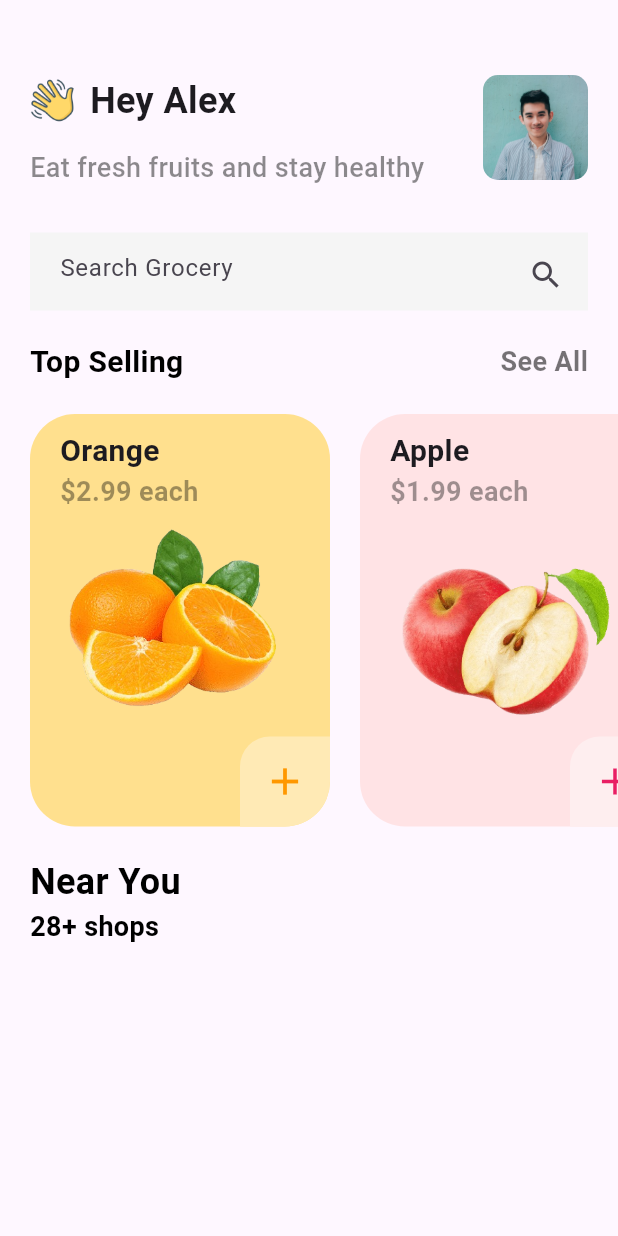
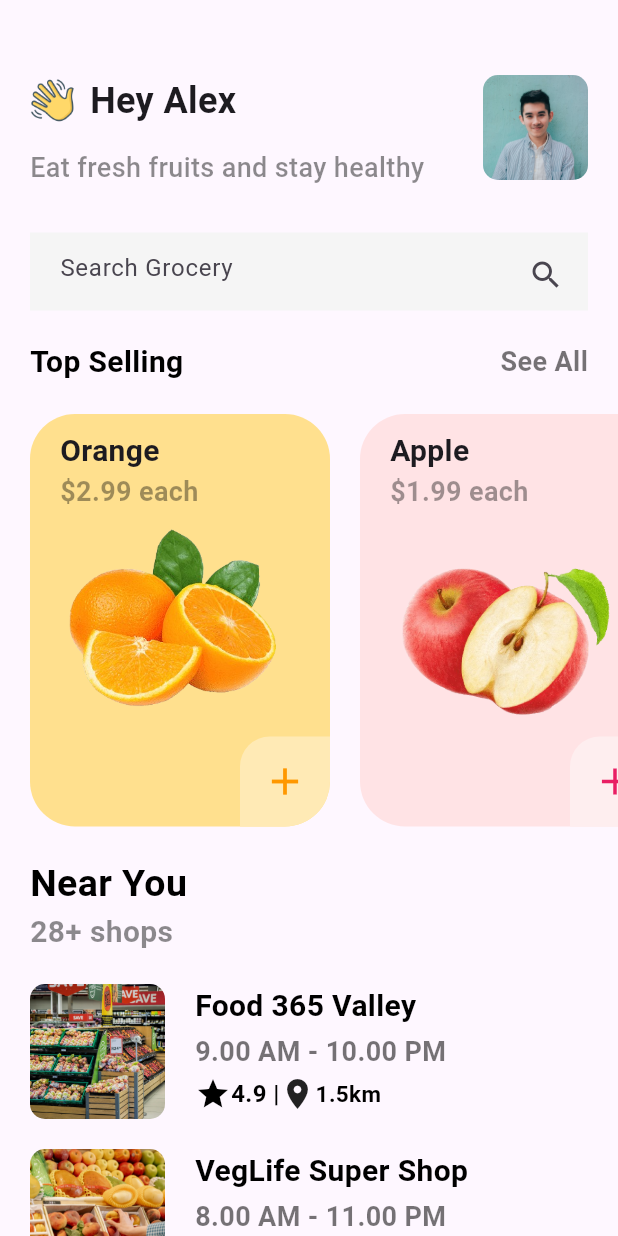
Before and after one commit to OurLokmanHossen/Grocery_shop_app, a Flutter app: the screen it shows after launch, on a phone screen of 412 x 824 dp. Run offline on Flutter 3.47's test engine with Material 3 defaults, Android fonts, the phone set to English and light mode, and no system bars; our stand-ins replace device_preview.

Commit message:
Updating Home ui

```diff
--- a/lib/pages/home.dart
+++ b/lib/pages/home.dart
@@ -11,11 +11,9 @@ class _HomeState extends State<Home> {
   @override
   Widget build(BuildContext context) {
     return Scaffold(
-      body: Container(
-        padding: const EdgeInsets.only(
-          top: 50,
-          left: 20,
-        ),
+      body: SingleChildScrollView(
+        child: Container(
+          padding: const EdgeInsets.only(top: 50, left: 20, bottom: 30),
           child: Column(
             crossAxisAlignment: CrossAxisAlignment.start,
             children: [
@@ -217,19 +215,164 @@ class _HomeState extends State<Home> {
                 'Near You',
                 style: TextStyle(
                   color: Colors.black,
-                fontSize: 24,
+                  fontSize: 25,
                   fontWeight: FontWeight.bold,
                 ),
               ),
               Text(
                 '28+ shops',
                 style: TextStyle(
+                  color: Colors.black45,
+                  fontSize: 20,
+                  fontWeight: FontWeight.bold,
+                ),
+              ),
+              SizedBox(
+                height: 20,
+              ),
+              Row(
+                crossAxisAlignment: CrossAxisAlignment.start,
+                children: [
+                  ClipRRect(
+                    borderRadius: BorderRadius.circular(10),
+                    child: Image.asset(
+                      'images/grocery1.jpg',
+                      height: 90,
+                      width: 90,
+                      fit: BoxFit.cover,
+                    ),
+                  ),
+                  SizedBox(
+                    width: 20,
+                  ),
+                  Column(
+                    crossAxisAlignment: CrossAxisAlignment.start,
+                    children: [
+                      Text(
+                        'Food 365 Valley',
+                        style: TextStyle(
                           color: Colors.black,
+                          fontSize: 20,
+                          fontWeight: FontWeight.bold,
+                        ),
+                      ),
+                      SizedBox(
+                        height: 3.0,
+                      ),
+                      Text(
+                        '9.00 AM - 10.00 PM',
+                        style: TextStyle(
+                          color: Colors.black54,
                           fontSize: 18,
                           fontWeight: FontWeight.bold,
                         ),
                       ),
+                      SizedBox(
+                        height: 3.0,
+                      ),
+                      Row(
+                        children: [
+                          Icon(
+                            Icons.star,
+                            color: Colors.black,
+                          ),
+                          Text(
+                            '4.9 |',
+                            style: TextStyle(
+                              color: Colors.black,
+                              fontSize: 16.0,
+                              fontWeight: FontWeight.bold,
+                            ),
+                          ),
+                          Icon(Icons.location_on),
+                          Text(
+                            '1.5km',
+                            style: TextStyle(
+                              color: Colors.black,
+                              fontSize: 15,
+                              fontWeight: FontWeight.bold,
+                            ),
+                          ),
                         ],
+                      )
+                    ],
+                  )
+                ],
+              ),
+              SizedBox(
+                height: 20,
+              ),
+              Row(
+                crossAxisAlignment: CrossAxisAlignment.start,
+                children: [
+                  ClipRRect(
+                    borderRadius: BorderRadius.circular(10),
+                    child: Image.asset(
+                      'images/grocery2.jpg',
+                      height: 90,
+                      width: 90,
+                      fit: BoxFit.cover,
+                    ),
+                  ),
+                  SizedBox(
+                    width: 20,
+                  ),
+                  Column(
+                    crossAxisAlignment: CrossAxisAlignment.start,
+                    children: [
+                      Text(
+                        'VegLife Super Shop',
+                        style: TextStyle(
+                          color: Colors.black,
+                          fontSize: 20,
+                          fontWeight: FontWeight.bold,
+                        ),
+                      ),
+                      SizedBox(
+                        height: 3.0,
+                      ),
+                      Text(
+                        '8.00 AM - 11.00 PM',
+                        style: TextStyle(
+                          color: Colors.black54,
+                          fontSize: 18,
+                          fontWeight: FontWeight.bold,
+                        ),
+                      ),
+                      SizedBox(
+                        height: 3.0,
+                      ),
+                      Row(
+                        children: [
+                          Icon(
+                            Icons.star,
+                            color: Colors.black,
+                          ),
+                          Text(
+                            '4.7 |',
+                            style: TextStyle(
+                              color: Colors.black,
+                              fontSize: 16.0,
+                              fontWeight: FontWeight.bold,
+                            ),
+                          ),
+                          Icon(Icons.location_on),
+                          Text(
+                            '2.4km',
+                            style: TextStyle(
+                              color: Colors.black,
+                              fontSize: 15,
+                              fontWeight: FontWeight.bold,
+                            ),
+                          ),
+                        ],
+                      )
+                    ],
+                  )
+                ],
+              ),
+            ],
+          ),
         ),
       ),
     );
```
Lines whose indentation alone changed are shown as unchanged.
